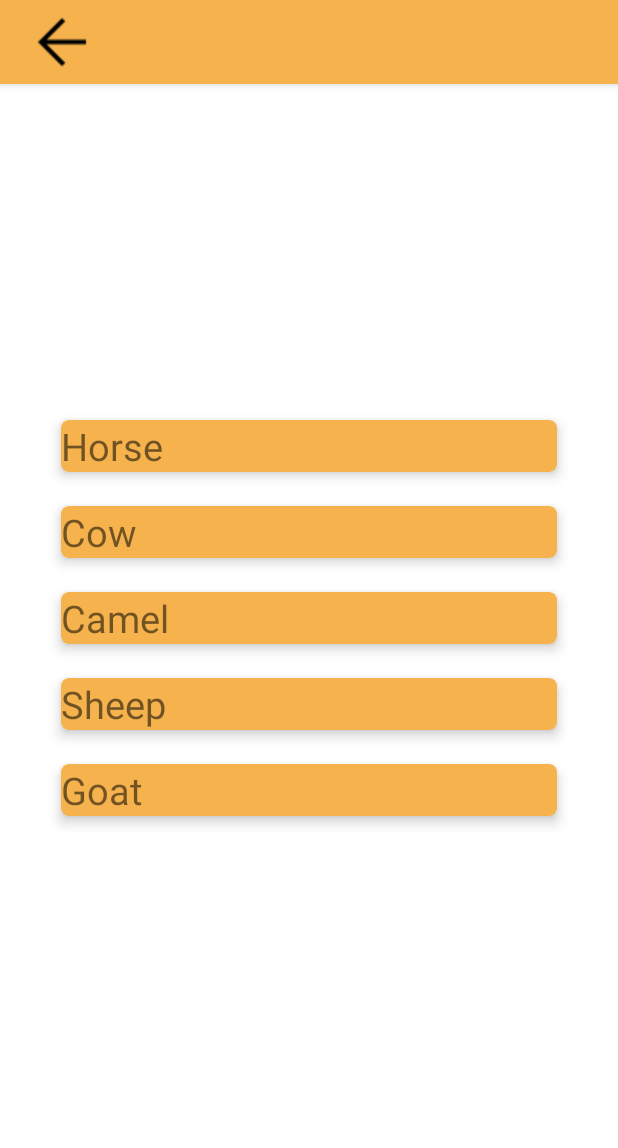
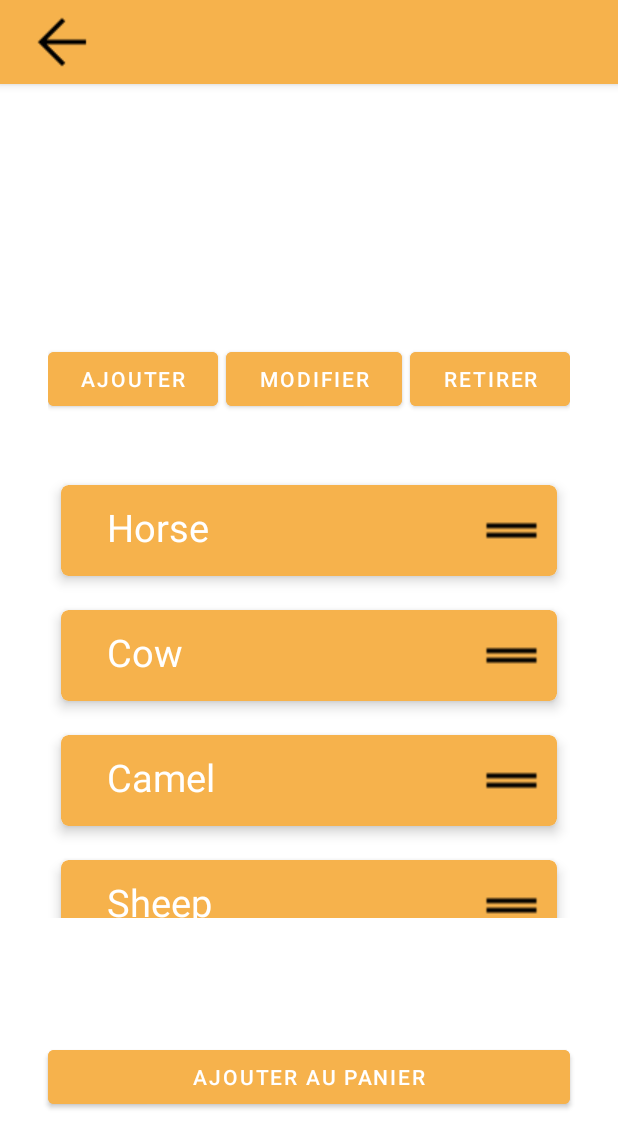
Before and after one commit to DUT-Info-Montreuil/SAE4A-COHEN-ARGENCE-BAUDIER-YANG, an Android app: the PersonnalizedBurgerActivity screen opened directly, with no data from a screen before it, on a phone screen of 412 x 824 dp. Shown: the top 1148 px of the screen. Run offline under Robolectric (Android 15) with nearby library versions, the phone set to English and light mode, and no system bars.

Commit message:
ajustement visuel de création burger

```diff
--- a/app/build.gradle
+++ b/app/build.gradle
@@ -33,6 +33,7 @@ android {
 }
 
 dependencies {
+    implementation 'androidx.cardview:cardview:1.0.0'
     constraints{
         implementation("org.jetbrains.kotlin:kotlin-stdlib-jdk7:1.8.0") {
             because("kotlin-stdlib-jdk7 is now a part of kotlin-stdlib")
--- a/app/src/main/java/com/example/vraiburgir/adapter/IngredientsChoisisAdapter.java
+++ b/app/src/main/java/com/example/vraiburgir/adapter/IngredientsChoisisAdapter.java
@@ -1,6 +1,7 @@
 package com.example.vraiburgir.adapter;
 
 import android.content.Context;
+import android.graphics.Color;
 import android.view.LayoutInflater;
 import android.view.View;
 import android.view.ViewGroup;
@@ -62,12 +63,12 @@ public class IngredientsChoisisAdapter extends RecyclerView.Adapter<IngredientsC
 
     @Override
     public void onRowSelected(ViewHolder myViewHolder) {
-        //ViewHolder.ingredientChoisiCardView.setCardBackgroundColor(Color.GRAY);
+        myViewHolder.ingredientChoisiCardView.setCardBackgroundColor(Color.GRAY);
     }
 
     @Override
     public void onRowClear(ViewHolder myViewHolder) {
-        //ViewHolder.ingredientChoisiCardView.setCardBackgroundColor(Color.parseColor("#12dddd"));
+        myViewHolder.ingredientChoisiCardView.setCardBackgroundColor(Color.parseColor("#f6b24c"));
     }
 
     public class ViewHolder extends RecyclerView.ViewHolder implements View.OnClickListener {
--- a/app/src/main/res/layout/activity_personnalized_burger.xml
+++ b/app/src/main/res/layout/activity_personnalized_burger.xml
@@ -21,27 +21,97 @@
                 android:id="@+id/back_button"
                 android:layout_width="50dp"
                 android:layout_height="50dp"
-                android:src="@drawable/back_arrow"
+                android:background="@android:color/transparent"
                 android:padding="8dp"
-                android:background="@android:color/transparent"/>
+                android:src="@drawable/back_arrow" />
 
         </androidx.appcompat.widget.Toolbar>
 
 
-
     </com.google.android.material.appbar.AppBarLayout>
 
-    <androidx.recyclerview.widget.RecyclerView
-        android:id="@+id/listeIngredientsChoisis"
+    <androidx.core.widget.NestedScrollView
+        android:id="@+id/nestedCrea"
+        android:layout_width="0dp"
+        android:layout_height="300dp"
+        android:layout_marginStart="32dp"
+        android:layout_marginEnd="32dp"
+        android:layout_marginTop="100dp"
+        app:layout_constraintBottom_toBottomOf="parent"
+        app:layout_constraintEnd_toEndOf="parent"
+        app:layout_constraintHorizontal_bias="0.5"
+        app:layout_constraintStart_toStartOf="parent"
+        app:layout_constraintTop_toTopOf="parent">
+
+
+        <androidx.recyclerview.widget.RecyclerView
+            android:id="@+id/listeIngredientsChoisis"
+            android:layout_height="wrap_content"
+            android:layout_width="match_parent"
+            android:nestedScrollingEnabled="false"
+            >
+
+        </androidx.recyclerview.widget.RecyclerView>
+    </androidx.core.widget.NestedScrollView>
+
+    <LinearLayout
         android:layout_width="0dp"
         android:layout_height="wrap_content"
-        app:layout_constraintStart_toStartOf="parent"
-        app:layout_constraintEnd_toEndOf="parent"
-        app:layout_constraintHorizontal_bias="0.5"
         android:layout_marginStart="32dp"
         android:layout_marginEnd="32dp"
-        app:layout_constraintTop_toTopOf="parent"
-        app:layout_constraintBottom_toBottomOf="parent">
-    </androidx.recyclerview.widget.RecyclerView>
+        android:orientation="horizontal"
+        app:layout_constraintBottom_toBottomOf="parent"
+        app:layout_constraintEnd_toEndOf="parent"
+        app:layout_constraintHorizontal_bias="1"
+        app:layout_constraintStart_toStartOf="parent"
+        app:layout_constraintBottom_toTopOf="@id/nestedCrea"
+        android:layout_marginBottom="35dp">
+
+        <Button
+            android:id="@+id/button"
+            android:layout_width="wrap_content"
+            android:layout_height="wrap_content"
+            android:layout_marginRight="5dp"
+            android:layout_weight="1"
+            android:backgroundTint="@color/cheddar"
+            android:text="Ajouter" />
+
+        <Button
+            android:id="@+id/button2"
+            android:layout_width="wrap_content"
+            android:layout_height="wrap_content"
+            android:layout_marginRight="5dp"
+            android:backgroundTint="@color/cheddar"
+            android:layout_weight="1"
+            android:text="Modifier" />
+
+        <Button
+            android:id="@+id/button3"
+            android:layout_width="wrap_content"
+            android:layout_height="wrap_content"
+            android:layout_weight="1"
+            android:backgroundTint="@color/cheddar"
+            android:text="Retirer" />
+    </LinearLayout>
+
+    <Button
+        android:id="@+id/validerCréaBurger"
+
+        android:layout_weight="1"
+        android:backgroundTint="@color/cheddar"
+        android:text="Ajouter au panier"
+        android:layout_width="0dp"
+        android:layout_height="wrap_content"
+        android:layout_marginStart="32dp"
+        android:layout_marginEnd="32dp"
+        android:orientation="horizontal"
+        app:layout_constraintBottom_toBottomOf="parent"
+        app:layout_constraintEnd_toEndOf="parent"
+        app:layout_constraintHorizontal_bias="1"
+        app:layout_constraintStart_toStartOf="parent"
+        app:layout_constraintTop_toBottomOf="@id/nestedCrea"
+/>
+
+
 
 </androidx.constraintlayout.widget.ConstraintLayout>
--- a/app/src/main/res/layout/activity_personnalized_burger_recyclerview_row.xml
+++ b/app/src/main/res/layout/activity_personnalized_burger_recyclerview_row.xml
@@ -13,17 +13,33 @@
     app:cardPreventCornerOverlap="true"
     app:cardUseCompatPadding="true">
 
-    <LinearLayout xmlns:android="http://schemas.android.com/apk/res/android"
+    <LinearLayout
         android:layout_width="match_parent"
         android:layout_height="wrap_content"
-        android:orientation="vertical">
+        android:orientation="horizontal"
+        android:padding="5dp">
 
 
         <TextView
             android:id="@+id/nomIngredientChoisi"
-            android:layout_width="match_parent"
+            android:textColor="@color/white"
+            android:textSize="25sp"
+            android:layout_width="wrap_content"
             android:layout_height="wrap_content"
-            android:textSize="25sp" />
+            android:layout_marginLeft="25dp"
+            android:layout_marginTop="5dp"
+            android:text="test" />
+
+        <View
+            android:layout_width="0dp"
+            android:layout_height="0dp"
+            android:layout_weight="1" />
+
+        <ImageView
+            android:id="@+id/imageView"
+            android:layout_width="50dp"
+            android:layout_height="50dp"
+            app:srcCompat="@drawable/drag_handle" />
 
     </LinearLayout>
 </androidx.cardview.widget.CardView>
```
Also changed, not shown: app/src/main/res/drawable/drag_handle.png (added).
